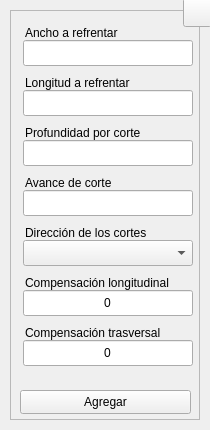
This is interfaces/ui_files/facing_mill.ui in Raw0201/GcodeEditor3 as Qt 5 draws it before an edit. The edited form follows.
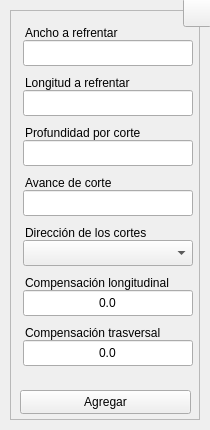
This is the edited form. Icons and pictures are not drawn.

Diff of the .ui file:
```diff
--- a/interfaces/ui_files/facing_mill.ui
+++ b/interfaces/ui_files/facing_mill.ui
@@ -2506,7 +2506,7 @@
       <string/>
      </property>
      <property name="text">
-      <string>0</string>
+      <string>0.0</string>
      </property>
      <property name="alignment">
       <set>Qt::AlignCenter</set>
@@ -2562,7 +2562,7 @@
       <string/>
      </property>
      <property name="text">
-      <string>0</string>
+      <string>0.0</string>
      </property>
      <property name="alignment">
       <set>Qt::AlignCenter</set>
```
